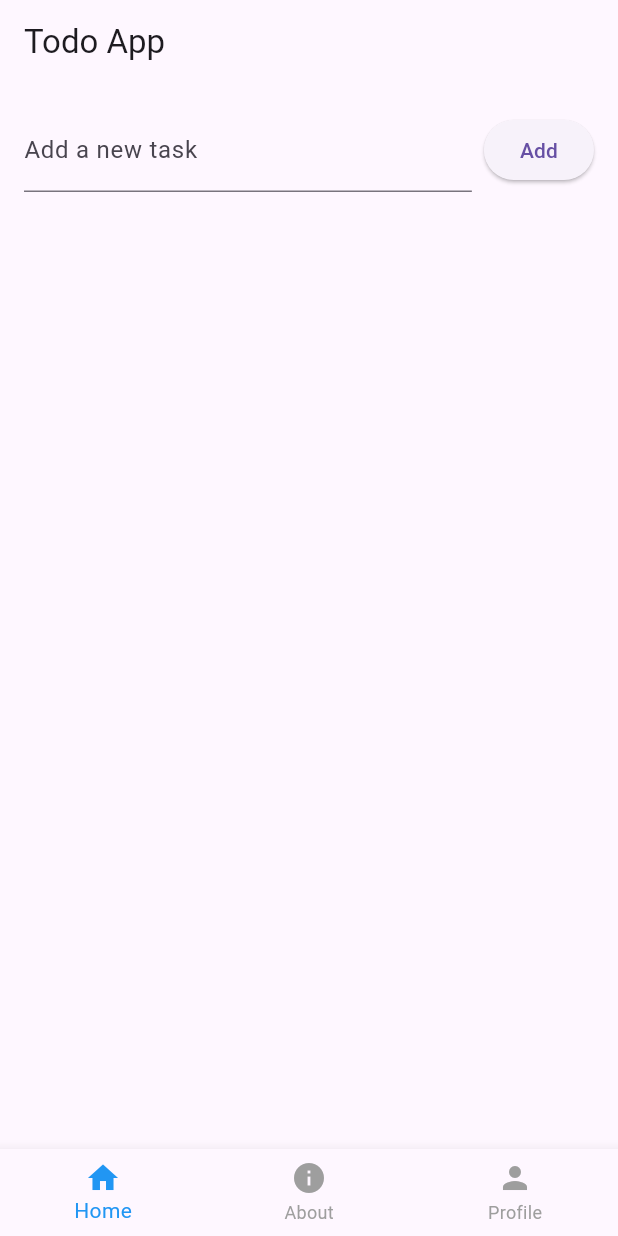
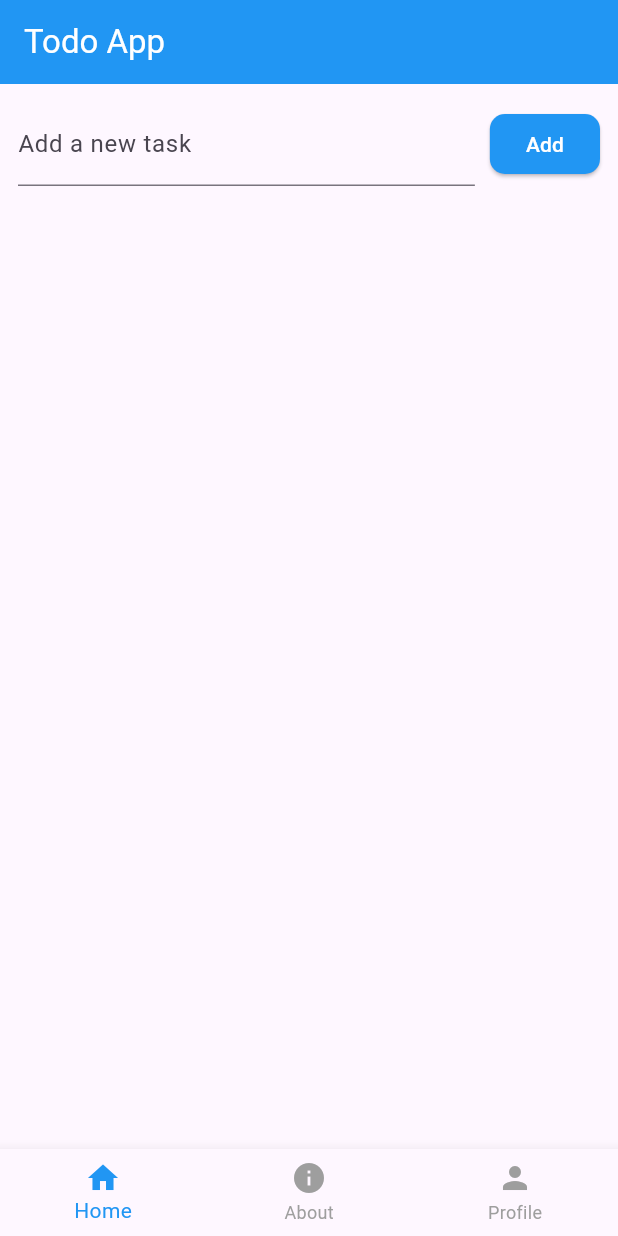
Before and after one commit to kareraolivier/flutter_todo_app, a Flutter app: the screen it shows after launch, on a phone screen of 412 x 824 dp. Run offline on Flutter 3.47's test engine with Material 3 defaults, Android fonts, the phone set to English and light mode, and no system bars.

```diff
--- a/lib/screens/home_screen.dart
+++ b/lib/screens/home_screen.dart
@@ -39,12 +39,19 @@ class _HomeScreenState extends State<HomeScreen> {
   Widget build(BuildContext context) {
     return Scaffold(
       appBar: AppBar(
-        title: Text('Todo App'),
+        title: Text(
+          'Todo App',
+          style: TextStyle(color: Colors.white),
+        ),
+        iconTheme: IconThemeData(
+          color: Colors.white, // Change this to your desired color
+        ),
+        backgroundColor: Colors.blue,
       ),
       body: Column(
         children: [
           Padding(
-            padding: const EdgeInsets.all(16.0),
+            padding: const EdgeInsets.all(12.0),
             child: Row(
               children: [
                 Expanded(
@@ -55,10 +62,19 @@ class _HomeScreenState extends State<HomeScreen> {
                     ),
                   ),
                 ),
-                SizedBox(width: 8),
+                SizedBox(width: 10),
                 ElevatedButton(
                   onPressed: _addTodo,
-                  child: Text('Add'),
+                  style: ElevatedButton.styleFrom(
+                    backgroundColor: Colors.blue,
+                    shape: RoundedRectangleBorder(
+                      borderRadius: BorderRadius.circular(10),
+                    ),
+                  ),
+                  child: Text(
+                    'Add',
+                    style: TextStyle(color: Colors.white),
+                  ),
                 ),
               ],
             ),
```
Also changed, not shown: lib/api/fetch_data.dart (added, +15 -0 lines), lib/screens/about_screen.dart (+17 -22 lines), lib/screens/profile_screen.dart (+43 -10 lines).
